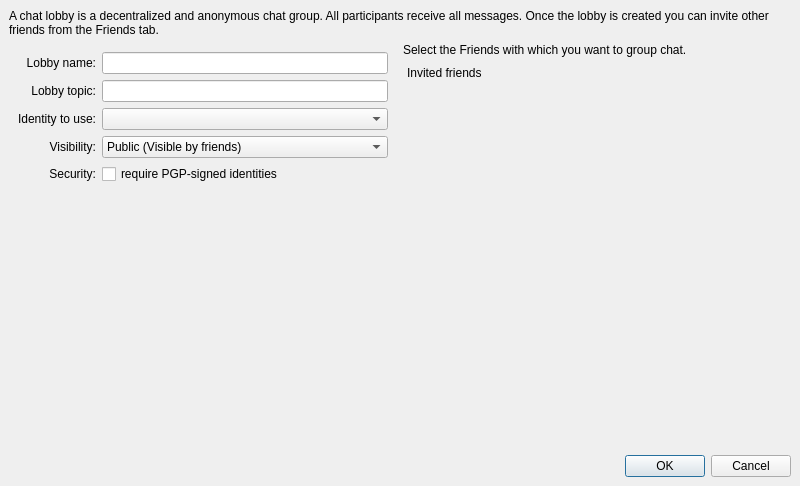
The window that retroshare-gui/src/gui/chat/CreateLobbyDialog.ui (RetroShare/RetroShare) describes before a commit, drawn with Qt 5.
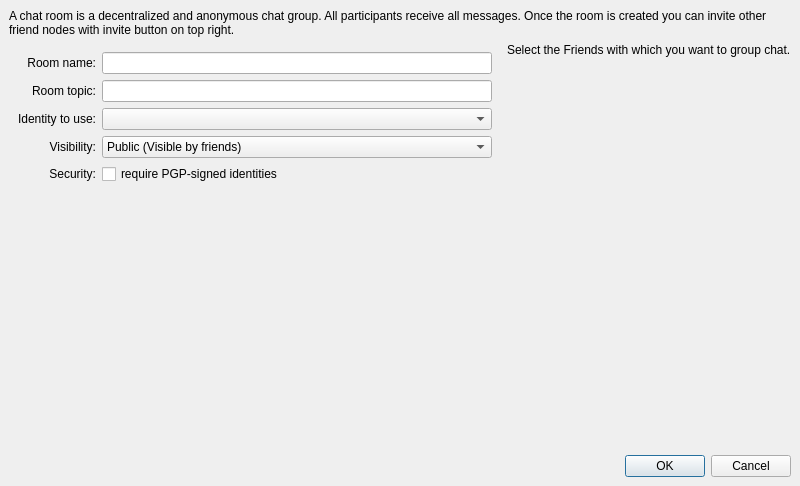
The same window after the commit. Icons and pictures are not drawn. Custom widgets are drawn as their Qt base class.

Commit message: Change Lobby text to Room in CreateLobbyDialog.

Patch:
```diff
--- a/retroshare-gui/src/gui/chat/CreateLobbyDialog.ui
+++ b/retroshare-gui/src/gui/chat/CreateLobbyDialog.ui
@@ -33,7 +33,7 @@
       <item>
        <widget class="StyledLabel" name="lobbyInfoLabel">
         <property name="text">
-         <string>A chat lobby is a decentralized and anonymous chat group. All participants receive all messages. Once the lobby is created you can invite other friends from the Friends tab.</string>
+         <string>A chat room is a decentralized and anonymous chat group. All participants receive all messages. Once the room is created you can invite other friend nodes with invite button on top right.</string>
         </property>
         <property name="wordWrap">
          <bool>true</bool>
@@ -50,7 +50,7 @@
              <item row="0" column="0">
               <widget class="QLabel" name="label_3">
                <property name="text">
-                <string>Lobby name:</string>
+                <string>Room name:</string>
                </property>
                <property name="alignment">
                 <set>Qt::AlignRight|Qt::AlignTrailing|Qt::AlignVCenter</set>
@@ -63,7 +63,7 @@
              <item row="1" column="0">
               <widget class="QLabel" name="label_7">
                <property name="text">
-                <string>Lobby topic:</string>
+                <string>Room topic:</string>
                </property>
                <property name="alignment">
                 <set>Qt::AlignRight|Qt::AlignTrailing|Qt::AlignVCenter</set>
@@ -161,20 +161,23 @@
            </widget>
           </item>
           <item row="1" column="0">
-           <widget class="QDockWidget" name="contactsdockWidget">
-            <property name="enabled">
-             <bool>true</bool>
-            </property>
+           <widget class="FriendSelectionWidget" name="keyShareList" native="true">
             <property name="sizePolicy">
-             <sizepolicy hsizetype="Preferred" vsizetype="Preferred">
+             <sizepolicy hsizetype="Preferred" vsizetype="Expanding">
               <horstretch>0</horstretch>
-              <verstretch>0</verstretch>
+              <verstretch>4</verstretch>
              </sizepolicy>
             </property>
+            <property name="minimumSize">
+             <size>
+              <width>20</width>
+              <height>0</height>
+             </size>
+            </property>
             <property name="maximumSize">
              <size>
-              <width>52487</width>
-              <height>524287</height>
+              <width>1677215</width>
+              <height>16777215</height>
              </size>
             </property>
             <property name="sizeIncrement">
@@ -189,59 +192,6 @@
               <height>0</height>
              </size>
             </property>
-            <property name="floating">
-             <bool>false</bool>
-            </property>
-            <property name="features">
-             <set>QDockWidget::NoDockWidgetFeatures</set>
-            </property>
-            <property name="windowTitle">
-             <string>Invited friends</string>
-            </property>
-            <widget class="QWidget" name="dockWidgetContents">
-             <layout class="QGridLayout" name="_2">
-              <property name="margin">
-               <number>0</number>
-              </property>
-              <property name="spacing">
-               <number>0</number>
-              </property>
-              <item row="0" column="0">
-               <widget class="FriendSelectionWidget" name="keyShareList" native="true">
-                <property name="sizePolicy">
-                 <sizepolicy hsizetype="Preferred" vsizetype="Expanding">
-                  <horstretch>0</horstretch>
-                  <verstretch>4</verstretch>
-                 </sizepolicy>
-                </property>
-                <property name="minimumSize">
-                 <size>
-                  <width>20</width>
-                  <height>0</height>
-                 </size>
-                </property>
-                <property name="maximumSize">
-                 <size>
-                  <width>1677215</width>
-                  <height>16777215</height>
-                 </size>
-                </property>
-                <property name="sizeIncrement">
-                 <size>
-                  <width>0</width>
-                  <height>0</height>
-                 </size>
-                </property>
-                <property name="baseSize">
-                 <size>
-                  <width>0</width>
-                  <height>0</height>
-                 </size>
-                </property>
-               </widget>
-              </item>
-             </layout>
-            </widget>
            </widget>
           </item>
          </layout>
```
Left out of the diff: 47 changed lines with no effect on the pictures. The commit also changes 2 other files.
